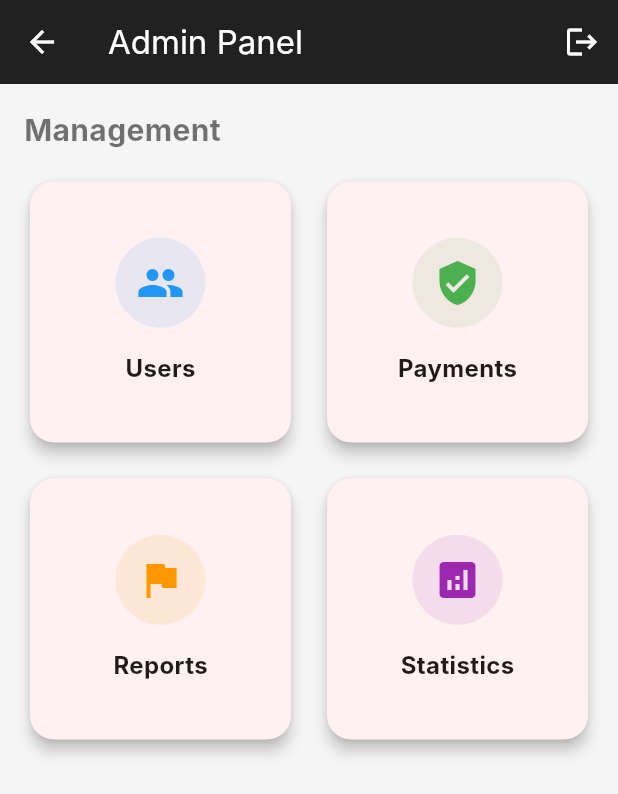
After one commit to teamtwingle-sketch/TWINGLE-, a Flutter app: the AdminDashboardScreen screen opened directly, on a phone screen of 412 x 824 dp. The commit adds this screen. Shown: the top 794 px of the screen. Run offline on Flutter 3.47's test engine with Material 3 defaults, Android fonts, the phone set to English and light mode, and no system bars; our stand-ins replace cached_network_image, dio, flutter_card_swiper, flutter_secure_storage, google_sign_in; accounts and stored records are empty; network calls fail; Roboto replaces fonts that are missing (Inter).

Commit message:
feat: Separate Admin Dashboard from Main User Layout

```diff
--- a/mobile/lib/main.dart
+++ b/mobile/lib/main.dart
@@ -4,6 +4,7 @@ import 'providers/auth_provider.dart';
 import 'screens/auth/login_screen.dart';
 import 'screens/main_layout.dart';
 import 'screens/home/discovery_screen.dart';
+import 'screens/admin/admin_dashboard.dart';
 
 void main() {
   runApp(const MyApp());
@@ -40,6 +41,9 @@ class AuthWrapper extends StatelessWidget {
     return Consumer<AuthProvider>(
       builder: (context, auth, _) {
         if (auth.status == AuthStatus.authenticated) {
+          if (auth.currentUser?.isStaff == true) {
+            return const AdminDashboardScreen();
+          }
           return const MainLayout();
         } else if (auth.status == AuthStatus.unknown) {
           // Show splash or loading
--- a/mobile/lib/models/user.dart
+++ b/mobile/lib/models/user.dart
@@ -8,6 +8,8 @@ class User {
   final List<String> photos;
   final List<String> relationshipIntents;
 
+  final bool isStaff;
+
   User({
     required this.id,
     required this.firstName,
@@ -17,6 +19,7 @@ class User {
     this.bio,
     required this.photos,
     required this.relationshipIntents,
+    this.isStaff = false,
   });
 
   factory User.fromJson(Map<String, dynamic> json) {
@@ -62,6 +65,7 @@ class User {
       relationshipIntents: json['relationship_intents'] != null
           ? (json['relationship_intents'] as List).map((e) => e.toString()).toList()
           : [],
+      isStaff: json['is_staff'] ?? false,
     );
   }
 }
--- /dev/null
+++ b/mobile/lib/screens/admin/admin_dashboard.dart
@@ -0,0 +1,119 @@
+import 'package:flutter/material.dart';
+import 'package:provider/provider.dart';
+import '../../providers/auth_provider.dart';
+
+class AdminDashboardScreen extends StatelessWidget {
+  const AdminDashboardScreen({super.key});
+
+  @override
+  Widget build(BuildContext context) {
+    return Scaffold(
+      appBar: AppBar(
+        title: const Text("Admin Panel"),
+        backgroundColor: Colors.black87,
+        foregroundColor: Colors.white,
+        actions: [
+          IconButton(
+            icon: const Icon(Icons.logout),
+            onPressed: () {
+              context.read<AuthProvider>().logout();
+            },
+          )
+        ],
+      ),
+      backgroundColor: Colors.grey[100],
+      body: Padding(
+        padding: const EdgeInsets.all(16.0),
+        child: Column(
+          crossAxisAlignment: CrossAxisAlignment.start,
+          children: [
+            const Text(
+              "Management",
+              style: TextStyle(fontSize: 20, fontWeight: FontWeight.bold, color: Colors.black54),
+            ),
+            const SizedBox(height: 16),
+            Expanded(
+              child: GridView.count(
+                crossAxisCount: 2,
+                crossAxisSpacing: 16,
+                mainAxisSpacing: 16,
+                children: [
+                   _AdminCard(
+                     icon: Icons.people,
+                     title: "Users",
+                     color: Colors.blue,
+                     onTap: () {
+                       // TODO: Navigate to User List
+                     },
+                   ),
+                   _AdminCard(
+                     icon: Icons.verified_user,
+                     title: "Payments",
+                     color: Colors.green,
+                     onTap: () {
+                        // TODO: Navigate to Payment Requests
+                     },
+                   ),
+                   _AdminCard(
+                     icon: Icons.flag,
+                     title: "Reports",
+                     color: Colors.orange,
+                     onTap: () {
+                        // TODO: Navigate to Reports
+                     },
+                   ),
+                   _AdminCard(
+                     icon: Icons.analytics,
+                     title: "Statistics",
+                     color: Colors.purple,
+                     onTap: () {
+                        // TODO: Navigate to Stats
+                     },
+                   ),
+                ],
+              ),
+            ),
+          ],
+        ),
+      ),
+    );
+  }
+}
+
+class _AdminCard extends StatelessWidget {
+  final IconData icon;
+  final String title;
+  final Color color;
+  final VoidCallback onTap;
+
+  const _AdminCard({
+    required this.icon,
+    required this.title,
+    required this.color,
+    required this.onTap,
+  });
+
+  @override
+  Widget build(BuildContext context) {
+    return Card(
+      elevation: 4,
+      shape: RoundedRectangleBorder(borderRadius: BorderRadius.circular(16)),
+      child: InkWell(
+        onTap: onTap,
+        borderRadius: BorderRadius.circular(16),
+        child: Column(
+          mainAxisAlignment: MainAxisAlignment.center,
+          children: [
+            CircleAvatar(
+              radius: 30,
+              backgroundColor: color.withOpacity(0.1),
+              child: Icon(icon, size: 32, color: color),
+            ),
+            const SizedBox(height: 16),
+            Text(title, style: const TextStyle(fontSize: 16, fontWeight: FontWeight.bold)),
+          ],
+        ),
+      ),
+    );
+  }
+}
```
